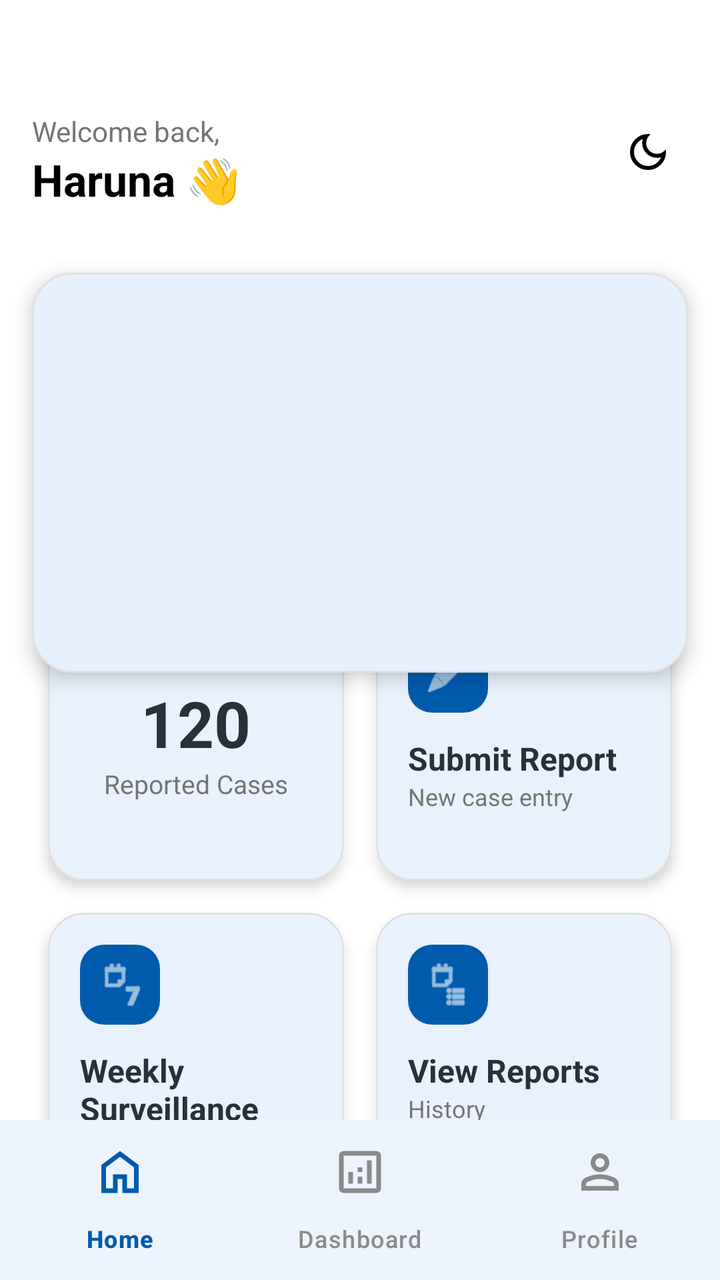
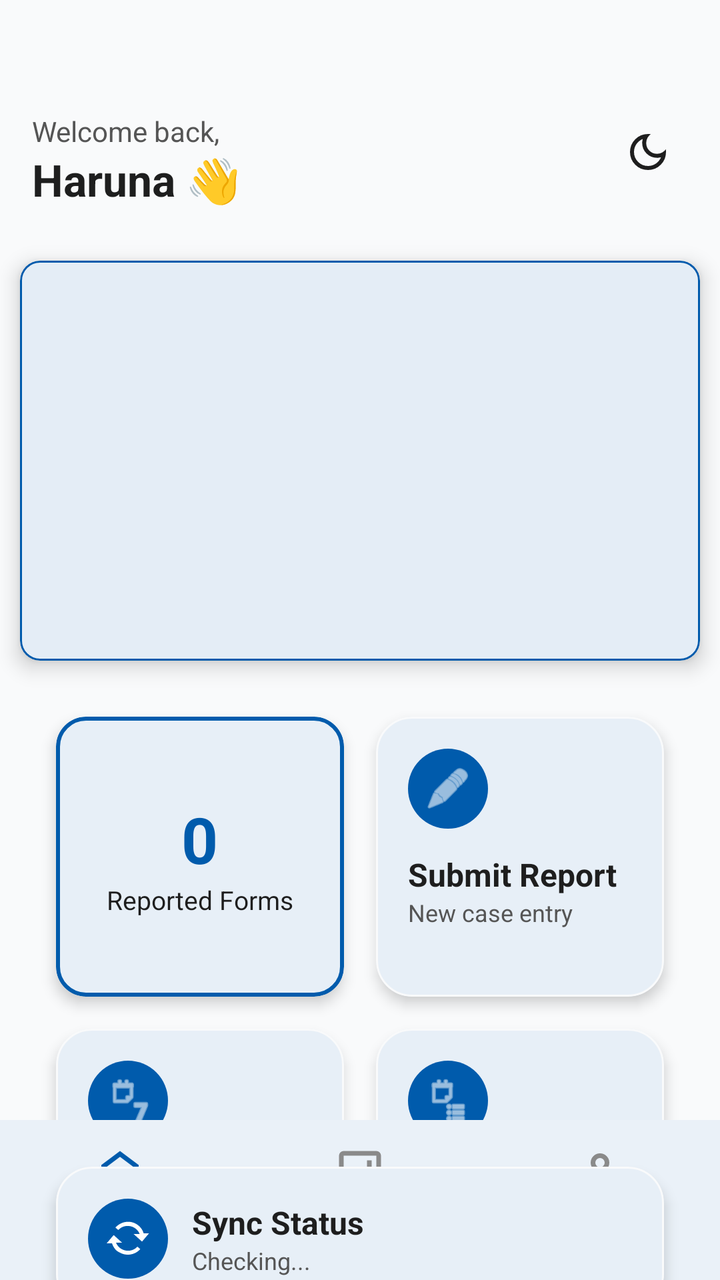

The first picture is an Android layout as it rendered before a commit; the second is the same layout after the commit. The layout source and the unified diff follow.
<!-- AndroidManifest.xml: application theme Theme.IDSR -->
<!-- res/layout/activity_main.xml -->
<?xml version="1.0" encoding="utf-8"?>
<androidx.constraintlayout.widget.ConstraintLayout
    xmlns:android="http://schemas.android.com/apk/res/android"
    xmlns:app="http://schemas.android.com/apk/res-auto"
    android:layout_width="match_parent"
    android:layout_height="match_parent"
    android:background="@android:color/white">


    <RelativeLayout
        android:id="@+id/topBar"
        android:layout_width="0dp"
        android:layout_height="wrap_content"
        android:padding="16dp"
        android:layout_marginTop="40dp"
        app:layout_constraintTop_toTopOf="parent"
        app:layout_constraintStart_toStartOf="parent"
        app:layout_constraintEnd_toEndOf="parent">

        <LinearLayout
            android:orientation="vertical"
            android:layout_width="wrap_content"
            android:layout_height="wrap_content">

            <TextView
                android:layout_width="wrap_content"
                android:layout_height="wrap_content"
                android:text="Welcome back,"
                android:textSize="14sp"
                android:textColor="#757575"/>

            <TextView
                android:id="@+id/tvWelcomeUser"
                android:layout_width="wrap_content"
                android:layout_height="wrap_content"
                android:text="Haruna 👋"
                android:textSize="22sp"
                android:textStyle="bold"
                android:textColor="@color/black"/>
        </LinearLayout>

        <ImageButton
            android:id="@+id/btnThemeToggle"
            android:layout_width="40dp"
            android:layout_height="40dp"
            android:layout_alignParentEnd="true"
            android:background="@android:color/transparent"
            android:src="@drawable/dark_mode_24px"
            android:contentDescription="Toggle Theme"
            app:tint="@android:color/black"/>
    </RelativeLayout>


    <com.google.android.material.card.MaterialCardView
        android:id="@+id/bannerCard"
        android:layout_width="0dp"
        android:layout_height="200dp"
        android:layout_margin="16dp"
        app:cardCornerRadius="20dp"
        app:cardElevation="6dp"
        app:cardBackgroundColor="@android:color/white"
        app:strokeWidth="1dp"
        app:strokeColor="#E0E0E0"
        app:layout_constraintTop_toBottomOf="@id/topBar"
        app:layout_constraintStart_toStartOf="parent"
        app:layout_constraintEnd_toEndOf="parent">

        <LinearLayout
            android:layout_width="match_parent"
            android:layout_height="match_parent"
            android:orientation="vertical">

            
            <androidx.viewpager2.widget.ViewPager2
                android:id="@+id/bannerPager"
                android:layout_width="match_parent"
                android:layout_height="0dp"
                android:layout_weight="1"/>

            
            <com.google.android.material.tabs.TabLayout
                android:id="@+id/bannerIndicator"
                android:layout_width="wrap_content"
                android:layout_height="wrap_content"
                android:layout_gravity="center"
                android:layout_marginBottom="8dp"
                app:tabIndicatorHeight="0dp"
                app:tabIndicatorColor="@android:color/transparent"
                app:tabRippleColor="@android:color/transparent"
                app:tabBackground="@drawable/banner_dot_selector"/>
        </LinearLayout>

    </com.google.android.material.card.MaterialCardView>

    <GridLayout
        android:id="@+id/gridMenu"
        android:layout_width="0dp"
        android:layout_height="wrap_content"
        android:columnCount="2"
        android:padding="16dp"
        app:layout_constraintTop_toBottomOf="@id/bannerCard"
        app:layout_constraintStart_toStartOf="parent"
        app:layout_constraintEnd_toEndOf="parent"
        app:layout_constraintBottom_toTopOf="@id/bottomNavigation">


        <com.google.android.material.card.MaterialCardView
            android:id="@+id/btnAlerts"
            android:layout_width="0dp"
            android:layout_height="140dp"
            android:layout_columnWeight="1"
            android:layout_margin="8dp"
            app:cardCornerRadius="18dp"
            app:cardBackgroundColor="@android:color/white"
            app:strokeWidth="1dp"
            app:strokeColor="#E0E0E0"
            app:cardElevation="4dp">

            <LinearLayout
                android:layout_width="match_parent"
                android:layout_height="match_parent"
                android:gravity="center"
                android:orientation="vertical"
                android:padding="16dp">

                <TextView
                    android:id="@+id/tvCasesNumber"
                    android:layout_width="wrap_content"
                    android:layout_height="wrap_content"
                    android:text="120"
                    android:textSize="32sp"
                    android:textStyle="bold"
                    android:textColor="#263238"/>

                <TextView
                    android:layout_width="wrap_content"
                    android:layout_height="wrap_content"
                    android:text="Reported Cases"
                    android:textSize="13sp"
                    android:textColor="#757575"/>
            </LinearLayout>
        </com.google.android.material.card.MaterialCardView>


        <com.google.android.material.card.MaterialCardView
            android:id="@+id/btnSubmitReport"
            android:layout_width="0dp"
            android:layout_height="140dp"
            android:layout_columnWeight="1"
            android:layout_margin="8dp"
            android:foreground="?attr/selectableItemBackground"
            app:cardCornerRadius="18dp"
            app:cardBackgroundColor="@android:color/white"
            app:strokeWidth="1dp"
            app:strokeColor="#E0E0E0"
            app:cardElevation="4dp">

            <LinearLayout
                android:layout_width="match_parent"
                android:layout_height="match_parent"
                android:orientation="vertical"
                android:padding="16dp">

                <ImageView
                    android:layout_width="40dp"
                    android:layout_height="40dp"
                    android:background="@drawable/icon_bg_blue"
                    android:padding="8dp"
                    android:src="@android:drawable/ic_menu_edit"
                    app:tint="@android:color/white"/>

                <TextView
                    android:layout_width="wrap_content"
                    android:layout_height="wrap_content"
                    android:layout_marginTop="12dp"
                    android:text="Submit Report"
                    android:textSize="16sp"
                    android:textStyle="bold"
                    android:textColor="#263238"/>

                <TextView
                    android:layout_width="wrap_content"
                    android:layout_height="wrap_content"
                    android:text="New case entry"
                    android:textSize="12sp"
                    android:textColor="#757575"/>
            </LinearLayout>
        </com.google.android.material.card.MaterialCardView>


        <com.google.android.material.card.MaterialCardView
            android:id="@+id/btnWeeklySurveillance"
            android:layout_width="0dp"
            android:layout_height="140dp"
            android:layout_columnWeight="1"
            android:layout_margin="8dp"
            android:foreground="?attr/selectableItemBackground"
            app:cardCornerRadius="18dp"
            app:cardBackgroundColor="@android:color/white"
            app:strokeWidth="1dp"
            app:strokeColor="#E0E0E0"
            app:cardElevation="4dp">

            <LinearLayout
                android:layout_width="match_parent"
                android:layout_height="match_parent"
                android:orientation="vertical"
                android:padding="16dp">

                <ImageView
                    android:layout_width="40dp"
                    android:layout_height="40dp"
                    android:background="@drawable/icon_bg_blue"
                    android:padding="8dp"
                    android:src="@android:drawable/ic_menu_week"
                    app:tint="@android:color/white"/>

                <TextView
                    android:layout_width="wrap_content"
                    android:layout_height="wrap_content"
                    android:layout_marginTop="12dp"
                    android:text="Weekly Surveillance"
                    android:textSize="16sp"
                    android:textStyle="bold"
                    android:textColor="#263238"/>

                <TextView
                    android:layout_width="wrap_content"
                    android:layout_height="wrap_content"
                    android:text="Routine monitoring"
                    android:textSize="12sp"
                    android:textColor="#757575"/>
            </LinearLayout>
        </com.google.android.material.card.MaterialCardView>


        <com.google.android.material.card.MaterialCardView
            android:id="@+id/btnViewReports"
            android:layout_width="0dp"
            android:layout_height="140dp"
            android:layout_columnWeight="1"
            android:layout_margin="8dp"
            android:foreground="?attr/selectableItemBackground"
            app:cardCornerRadius="18dp"
            app:cardBackgroundColor="@android:color/white"
            app:strokeWidth="1dp"
            app:strokeColor="#E0E0E0"
            app:cardElevation="4dp">

            <LinearLayout
                android:layout_width="match_parent"
                android:layout_height="match_parent"
                android:orientation="vertical"
                android:padding="16dp">

                <ImageView
                    android:layout_width="40dp"
                    android:layout_height="40dp"
                    android:background="@drawable/icon_bg_blue"
                    android:padding="8dp"
                    android:src="@android:drawable/ic_menu_agenda"
                    app:tint="@android:color/white"/>

                <TextView
                    android:layout_width="wrap_content"
                    android:layout_height="wrap_content"
                    android:layout_marginTop="12dp"
                    android:text="View Reports"
                    android:textSize="16sp"
                    android:textStyle="bold"
                    android:textColor="#263238"/>

                <TextView
                    android:layout_width="wrap_content"
                    android:layout_height="wrap_content"
                    android:text="History"
                    android:textSize="12sp"
                    android:textColor="#757575"/>
            </LinearLayout>
        </com.google.android.material.card.MaterialCardView>

    </GridLayout>

    <com.google.android.material.bottomnavigation.BottomNavigationView
        android:id="@+id/bottomNavigation"
        android:layout_width="0dp"
        android:layout_height="wrap_content"
        android:background="@android:color/white"

        android:elevation="6dp"

        app:menu="@menu/bottom_nav_menu"
        app:itemIconTint="@color/bottom_nav_icon_selector"
        app:itemTextColor="@color/bottom_nav_icon_selector"
        app:itemIconSize="28dp"
        app:labelVisibilityMode="labeled"

        app:layout_constraintBottom_toBottomOf="parent"
        app:layout_constraintStart_toStartOf="parent"
        app:layout_constraintEnd_toEndOf="parent"/>

</androidx.constraintlayout.widget.ConstraintLayout>
<!-- resources referenced by this layout -->
<resources>
  <!-- drawable banner_dot_selector (drawable) -->
  <?xml version="1.0" encoding="utf-8"?>
  <selector xmlns:android="http://schemas.android.com/apk/res/android">
      <item android:state_selected="true">
          <shape>
              <size android:width="8dp" android:height="8dp"/>
              <solid android:color="#263238"/>
              <corners android:radius="4dp"/>
          </shape>
      </item>
  
      <item>
          <shape>
              <size android:width="8dp" android:height="8dp"/>
              <solid android:color="#BDBDBD"/>
              <corners android:radius="4dp"/>
          </shape>
      </item>
  </selector>
  <!-- drawable dark_mode_24px (drawable) -->
  <vector xmlns:android="http://schemas.android.com/apk/res/android"
      android:width="24dp"
      android:height="24dp"
      android:viewportWidth="960"
      android:viewportHeight="960"
      android:tint="?attr/colorControlNormal">
    <path
        android:fillColor="@android:color/white"
        android:pathData="M480,840Q330,840 225,735Q120,630 120,480Q120,330 225,225Q330,120 480,120Q494,120 507.5,121Q521,122 534,124Q493,153 468.5,199.5Q444,246 444,300Q444,390 507,453Q570,516 660,516Q715,516 761,491.5Q807,467 836,426Q838,439 839,452.5Q840,466 840,480Q840,630 735,735Q630,840 480,840ZM480,760Q568,760 638,711.5Q708,663 740,585Q720,590 700,593Q680,596 660,596Q537,596 450.5,509.5Q364,423 364,300Q364,280 367,260Q370,240 375,220Q297,252 248.5,322Q200,392 200,480Q200,596 282,678Q364,760 480,760ZM470,490Q470,490 470,490Q470,490 470,490Q470,490 470,490Q470,490 470,490Q470,490 470,490Q470,490 470,490Q470,490 470,490Q470,490 470,490Q470,490 470,490Q470,490 470,490Q470,490 470,490Q470,490 470,490Z"/>
  </vector>
  <!-- drawable icon_bg_blue (drawable) -->
  <shape xmlns:android="http://schemas.android.com/apk/res/android">
      <solid android:color="@color/idsr_primary"/>
      <corners android:radius="12dp"/>
  </shape>
  <style name="Theme.IDSR" parent="Theme.Material3.DayNight.NoActionBar">
  
  
          <item name="colorPrimary">#1A73E8</item>
          <item name="colorOnPrimary">#FFFFFF</item>
          <item name="colorPrimaryContainer">#D2E3FC</item>
  
  
          <item name="android:colorBackground">#F5F7FA</item>
  
  
          <item name="colorSurface">#FFFFFF</item>
          <item name="colorSurfaceVariant">#F5F7FA</item>
  
  
          <item name="colorOnSurface">#1E1E1E</item>
  
  
          <item name="textInputStyle">
              @style/Widget.Material3.TextInputLayout.OutlinedBox
          </item>
  
  
          <item name="android:statusBarColor">@android:color/transparent</item>
          <item name="android:windowLightStatusBar">true</item>
  
      </style>
  <color name="idsr_primary">#005BAC</color>
</resources>

<!-- the commit's change to res/layout/activity_main.xml (unified diff, before → after) -->
@@ -4,7 +4,7 @@
     xmlns:app="http://schemas.android.com/apk/res-auto"
     android:layout_width="match_parent"
     android:layout_height="match_parent"
-    android:background="@android:color/white">
+    android:background="?attr/android:colorBackground">
 
 
     <RelativeLayout
@@ -27,7 +27,7 @@
                 android:layout_height="wrap_content"
                 android:text="Welcome back,"
                 android:textSize="14sp"
-                android:textColor="#757575"/>
+                android:textColor="@color/idsr_gray"/>
 
             <TextView
                 android:id="@+id/tvWelcomeUser"
@@ -36,18 +36,18 @@
                 android:text="Haruna 👋"
                 android:textSize="22sp"
                 android:textStyle="bold"
-                android:textColor="@color/black"/>
+                android:textColor="?attr/colorOnSurface"/>
         </LinearLayout>
 
-        <ImageButton
+        <androidx.appcompat.widget.AppCompatImageButton
             android:id="@+id/btnThemeToggle"
             android:layout_width="40dp"
             android:layout_height="40dp"
             android:layout_alignParentEnd="true"
-            android:background="@android:color/transparent"
+            android:background="?attr/selectableItemBackgroundBorderless"
             android:src="@drawable/dark_mode_24px"
             android:contentDescription="Toggle Theme"
-            app:tint="@android:color/black"/>
+            app:tint="?attr/colorOnSurface"/>
     </RelativeLayout>
 
 
@@ -55,12 +55,12 @@
         android:id="@+id/bannerCard"
         android:layout_width="0dp"
         android:layout_height="200dp"
-        android:layout_margin="16dp"
-        app:cardCornerRadius="20dp"
+        android:layout_margin="10dp"
+        app:cardCornerRadius="10dp"
         app:cardElevation="6dp"
-        app:cardBackgroundColor="@android:color/white"
+        app:cardBackgroundColor="?attr/colorSurface"
         app:strokeWidth="1dp"
-        app:strokeColor="#E0E0E0"
+        app:strokeColor="?attr/colorPrimary"
         app:layout_constraintTop_toBottomOf="@id/topBar"
         app:layout_constraintStart_toStartOf="parent"
         app:layout_constraintEnd_toEndOf="parent">
@@ -70,38 +70,43 @@
             android:layout_height="match_parent"
             android:orientation="vertical">
 
-            
             <androidx.viewpager2.widget.ViewPager2
                 android:id="@+id/bannerPager"
                 android:layout_width="match_parent"
                 android:layout_height="0dp"
                 android:layout_weight="1"/>
 
-            
             <com.google.android.material.tabs.TabLayout
                 android:id="@+id/bannerIndicator"
                 android:layout_width="wrap_content"
-                android:layout_height="wrap_content"
+                android:layout_height="4dp"
                 android:layout_gravity="center"
                 android:layout_marginBottom="8dp"
+                app:tabBackground="@drawable/banner_dot_selector"
                 app:tabIndicatorHeight="0dp"
                 app:tabIndicatorColor="@android:color/transparent"
                 app:tabRippleColor="@android:color/transparent"
-                app:tabBackground="@drawable/banner_dot_selector"/>
+                app:tabMaxWidth="0dp"
+                app:tabMinWidth="0dp"
+                app:tabGravity="center"
+                app:tabMode="fixed"
+                app:tabPaddingStart="3dp"
+                app:tabPaddingEnd="3dp"
+                app:tabPaddingTop="0dp"
+                app:tabPaddingBottom="0dp"/>
         </LinearLayout>
-
     </com.google.android.material.card.MaterialCardView>
+
 
     <GridLayout
         android:id="@+id/gridMenu"
         android:layout_width="0dp"
         android:layout_height="wrap_content"
         android:columnCount="2"
-        android:padding="16dp"
+        android:padding="20dp"
         app:layout_constraintTop_toBottomOf="@id/bannerCard"
         app:layout_constraintStart_toStartOf="parent"
-        app:layout_constraintEnd_toEndOf="parent"
-        app:layout_constraintBottom_toTopOf="@id/bottomNavigation">
+        app:layout_constraintEnd_toEndOf="parent">
 
 
         <com.google.android.material.card.MaterialCardView
@@ -110,10 +115,10 @@
             android:layout_height="140dp"
             android:layout_columnWeight="1"
             android:layout_margin="8dp"
-            app:cardCornerRadius="18dp"
-            app:cardBackgroundColor="@android:color/white"
-            app:strokeWidth="1dp"
-            app:strokeColor="#E0E0E0"
+            app:cardCornerRadius="15dp"
+            app:cardBackgroundColor="?attr/colorSurface"
+            app:strokeWidth="2dp"
+            app:strokeColor="?attr/colorPrimary"
             app:cardElevation="4dp">
 
             <LinearLayout
@@ -127,17 +132,17 @@
                     android:id="@+id/tvCasesNumber"
                     android:layout_width="wrap_content"
                     android:layout_height="wrap_content"
-                    android:text="120"
+                    android:text="0"
                     android:textSize="32sp"
                     android:textStyle="bold"
-                    android:textColor="#263238"/>
-
-                <TextView
-                    android:layout_width="wrap_content"
-                    android:layout_height="wrap_content"
-                    android:text="Reported Cases"
+                    android:textColor="?attr/colorPrimary"/>
+
+                <TextView
+                    android:layout_width="wrap_content"
+                    android:layout_height="wrap_content"
+                    android:text="Reported Forms"
                     android:textSize="13sp"
-                    android:textColor="#757575"/>
+                    android:textColor="?attr/colorOnSurface"/>
             </LinearLayout>
         </com.google.android.material.card.MaterialCardView>
 
@@ -150,9 +155,9 @@
             android:layout_margin="8dp"
             android:foreground="?attr/selectableItemBackground"
             app:cardCornerRadius="18dp"
-            app:cardBackgroundColor="@android:color/white"
+            app:cardBackgroundColor="?attr/colorSurface"
             app:strokeWidth="1dp"
-            app:strokeColor="#E0E0E0"
+            app:strokeColor="?attr/colorSurfaceVariant"
             app:cardElevation="4dp">
 
             <LinearLayout
@@ -167,7 +172,8 @@
                     android:background="@drawable/icon_bg_blue"
                     android:padding="8dp"
                     android:src="@android:drawable/ic_menu_edit"
-                    app:tint="@android:color/white"/>
+                    android:contentDescription="Submit report"
+                    app:tint="?attr/colorOnPrimary"/>
 
                 <TextView
                     android:layout_width="wrap_content"
@@ -176,14 +182,14 @@
                     android:text="Submit Report"
                     android:textSize="16sp"
                     android:textStyle="bold"
-                    android:textColor="#263238"/>
+                    android:textColor="?attr/colorOnSurface"/>
 
                 <TextView
                     android:layout_width="wrap_content"
                     android:layout_height="wrap_content"
                     android:text="New case entry"
                     android:textSize="12sp"
-                    android:textColor="#757575"/>
+                    android:textColor="@color/idsr_gray"/>
             </LinearLayout>
         </com.google.android.material.card.MaterialCardView>
 
@@ -196,9 +202,9 @@
             android:layout_margin="8dp"
             android:foreground="?attr/selectableItemBackground"
             app:cardCornerRadius="18dp"
-            app:cardBackgroundColor="@android:color/white"
+            app:cardBackgroundColor="?attr/colorSurface"
             app:strokeWidth="1dp"
-            app:strokeColor="#E0E0E0"
+            app:strokeColor="?attr/colorSurfaceVariant"
             app:cardElevation="4dp">
 
             <LinearLayout
@@ -213,7 +219,8 @@
                     android:background="@drawable/icon_bg_blue"
                     android:padding="8dp"
                     android:src="@android:drawable/ic_menu_week"
-                    app:tint="@android:color/white"/>
+                    android:contentDescription="Weekly surveillance"
+                    app:tint="?attr/colorOnPrimary"/>
 
                 <TextView
                     android:layout_width="wrap_content"
@@ -222,14 +229,14 @@
                     android:text="Weekly Surveillance"
                     android:textSize="16sp"
                     android:textStyle="bold"
-                    android:textColor="#263238"/>
+                    android:textColor="?attr/colorOnSurface"/>
 
                 <TextView
                     android:layout_width="wrap_content"
                     android:layout_height="wrap_content"
                     android:text="Routine monitoring"
                     android:textSize="12sp"
-                    android:textColor="#757575"/>
+                    android:textColor="@color/idsr_gray"/>
             </LinearLayout>
         </com.google.android.material.card.MaterialCardView>
 
@@ -242,9 +249,9 @@
             android:layout_margin="8dp"
             android:foreground="?attr/selectableItemBackground"
             app:cardCornerRadius="18dp"
-            app:cardBackgroundColor="@android:color/white"
+            app:cardBackgroundColor="?attr/colorSurface"
             app:strokeWidth="1dp"
-            app:strokeColor="#E0E0E0"
+            app:strokeColor="?attr/colorSurfaceVariant"
             app:cardElevation="4dp">
 
             <LinearLayout
@@ -259,7 +266,8 @@
                     android:background="@drawable/icon_bg_blue"
                     android:padding="8dp"
                     android:src="@android:drawable/ic_menu_agenda"
-                    app:tint="@android:color/white"/>
+                    android:contentDescription="View reports"
+                    app:tint="?attr/colorOnPrimary"/>
 
                 <TextView
                     android:layout_width="wrap_content"
@@ -268,33 +276,105 @@
                     android:text="View Reports"
                     android:textSize="16sp"
                     android:textStyle="bold"
-                    android:textColor="#263238"/>
+                    android:textColor="?attr/colorOnSurface"/>
 
                 <TextView
                     android:layout_width="wrap_content"
                     android:layout_height="wrap_content"
                     android:text="History"
                     android:textSize="12sp"
-                    android:textColor="#757575"/>
+                    android:textColor="@color/idsr_gray"/>
             </LinearLayout>
         </com.google.android.material.card.MaterialCardView>
 
     </GridLayout>
+
+    <com.google.android.material.card.MaterialCardView
+        android:id="@+id/cardSyncStatus"
+        android:layout_width="0dp"
+        android:layout_height="wrap_content"
+        android:layout_marginHorizontal="28dp"
+        android:layout_marginTop="4dp"
+        android:layout_marginBottom="8dp"
+        android:foreground="?attr/selectableItemBackground"
+        app:cardCornerRadius="18dp"
+        app:cardBackgroundColor="?attr/colorSurface"
+        app:strokeWidth="1dp"
+        app:strokeColor="?attr/colorSurfaceVariant"
+        app:cardElevation="4dp"
+        app:layout_constraintTop_toBottomOf="@id/gridMenu"
+        app:layout_constraintStart_toStartOf="parent"
+        app:layout_constraintEnd_toEndOf="parent"
+        app:layout_constraintBottom_toTopOf="@id/bottomNavigation">
+
+        <LinearLayout
+            android:layout_width="match_parent"
+            android:layout_height="wrap_content"
+            android:orientation="horizontal"
+            android:padding="16dp"
+            android:gravity="center_vertical">
+
+            <ImageView
+                android:layout_width="40dp"
+                android:layout_height="40dp"
+                android:background="@drawable/icon_bg_blue"
+                android:padding="8dp"
+                android:src="@android:drawable/stat_notify_sync"
+                android:contentDescription="Sync status"
+                app:tint="?attr/colorOnPrimary"/>
+
+            <LinearLayout
+                android:layout_width="0dp"
+                android:layout_height="wrap_content"
+                android:layout_weight="1"
+                android:orientation="vertical"
+                android:layout_marginStart="12dp">
+
+                <TextView
+                    android:layout_width="wrap_content"
+                    android:layout_height="wrap_content"
+                    android:text="Sync Status"
+                    android:textSize="16sp"
+                    android:textStyle="bold"
+                    android:textColor="?attr/colorOnSurface"/>
+
+                <TextView
+                    android:id="@+id/tvSyncStatusLabel"
+                    android:layout_width="wrap_content"
+                    android:layout_height="wrap_content"
+                    android:text="Checking..."
+                    android:textSize="12sp"
+                    android:textColor="@color/idsr_gray"/>
+
+            </LinearLayout>
+
+            <TextView
+                android:id="@+id/tvSyncBadge"
+                android:layout_width="wrap_content"
+                android:layout_height="wrap_content"
+                android:paddingHorizontal="10dp"
+                android:paddingVertical="4dp"
+                android:textSize="12sp"
+                android:textStyle="bold"
+                android:textColor="@color/idsr_on_primary"
+                android:background="@drawable/badge_bg"
+                android:visibility="gone"/>
+
+        </LinearLayout>
+    </com.google.android.material.card.MaterialCardView>
+
 
     <com.google.android.material.bottomnavigation.BottomNavigationView
         android:id="@+id/bottomNavigation"
         android:layout_width="0dp"
         android:layout_height="wrap_content"
-        android:background="@android:color/white"
-
+        android:background="?attr/colorSurface"
         android:elevation="6dp"
-
         app:menu="@menu/bottom_nav_menu"
         app:itemIconTint="@color/bottom_nav_icon_selector"
         app:itemTextColor="@color/bottom_nav_icon_selector"
         app:itemIconSize="28dp"
         app:labelVisibilityMode="labeled"
-
         app:layout_constraintBottom_toBottomOf="parent"
         app:layout_constraintStart_toStartOf="parent"
         app:layout_constraintEnd_toEndOf="parent"/>
<!-- resource entries referenced after the edit -->
@@ -1,23 +1,34 @@
 <!-- resources referenced by this layout -->
 <resources>
+  <color name="idsr_gray">#555555</color>
+  <color name="idsr_on_primary">#FFFFFF</color>
+  <!-- drawable badge_bg (drawable) -->
+  <?xml version="1.0" encoding="utf-8"?>
+  <shape xmlns:android="http://schemas.android.com/apk/res/android"
+      android:shape="rectangle">
+      <corners android:radius="12dp"/>
+      <solid android:color="@color/idsr_secondary"/>
+  </shape>
   <!-- drawable banner_dot_selector (drawable) -->
   <?xml version="1.0" encoding="utf-8"?>
   <selector xmlns:android="http://schemas.android.com/apk/res/android">
+  
       <item android:state_selected="true">
-          <shape>
-              <size android:width="8dp" android:height="8dp"/>
-              <solid android:color="#263238"/>
-              <corners android:radius="4dp"/>
+          <shape android:shape="rectangle">
+              <size android:width="16dp" android:height="4dp"/>
+              <solid android:color="?attr/colorPrimary"/>
+              <corners android:radius="2dp"/>
           </shape>
       </item>
   
       <item>
-          <shape>
-              <size android:width="8dp" android:height="8dp"/>
-              <solid android:color="#BDBDBD"/>
-              <corners android:radius="4dp"/>
+          <shape android:shape="rectangle">
+              <size android:width="6dp" android:height="4dp"/>
+              <solid android:color="@color/idsr_gray"/>
+              <corners android:radius="2dp"/>
           </shape>
       </item>
+  
   </selector>
   <!-- drawable dark_mode_24px (drawable) -->
   <vector xmlns:android="http://schemas.android.com/apk/res/android"
@@ -31,37 +42,44 @@
         android:pathData="M480,840Q330,840 225,735Q120,630 120,480Q120,330 225,225Q330,120 480,120Q494,120 507.5,121Q521,122 534,124Q493,153 468.5,199.5Q444,246 444,300Q444,390 507,453Q570,516 660,516Q715,516 761,491.5Q807,467 836,426Q838,439 839,452.5Q840,466 840,480Q840,630 735,735Q630,840 480,840ZM480,760Q568,760 638,711.5Q708,663 740,585Q720,590 700,593Q680,596 660,596Q537,596 450.5,509.5Q364,423 364,300Q364,280 367,260Q370,240 375,220Q297,252 248.5,322Q200,392 200,480Q200,596 282,678Q364,760 480,760ZM470,490Q470,490 470,490Q470,490 470,490Q470,490 470,490Q470,490 470,490Q470,490 470,490Q470,490 470,490Q470,490 470,490Q470,490 470,490Q470,490 470,490Q470,490 470,490Q470,490 470,490Q470,490 470,490Z"/>
   </vector>
   <!-- drawable icon_bg_blue (drawable) -->
-  <shape xmlns:android="http://schemas.android.com/apk/res/android">
-      <solid android:color="@color/idsr_primary"/>
-      <corners android:radius="12dp"/>
+  <?xml version="1.0" encoding="utf-8"?>
+  <shape xmlns:android="http://schemas.android.com/apk/res/android"
+      android:shape="oval">
+      <solid android:color="?attr/colorPrimary"/>
   </shape>
   <style name="Theme.IDSR" parent="Theme.Material3.DayNight.NoActionBar">
   
   
-          <item name="colorPrimary">#1A73E8</item>
-          <item name="colorOnPrimary">#FFFFFF</item>
+          <item name="colorPrimary">@color/idsr_primary</item>
+          <item name="colorOnPrimary">@color/idsr_on_primary</item>
           <item name="colorPrimaryContainer">#D2E3FC</item>
   
   
-          <item name="android:colorBackground">#F5F7FA</item>
+          <item name="android:colorBackground">@color/idsr_background</item>
   
   
-          <item name="colorSurface">#FFFFFF</item>
-          <item name="colorSurfaceVariant">#F5F7FA</item>
+          <item name="colorSurface">@color/idsr_surface</item>
+          <item name="colorSurfaceVariant">@color/idsr_background</item>
   
   
-          <item name="colorOnSurface">#1E1E1E</item>
+          <item name="colorOnSurface">@color/idsr_on_surface</item>
+  
+          <item name="android:textColor">@color/idsr_on_surface</item>
+          <item name="android:textColorPrimary">@color/idsr_on_surface</item>
+          <item name="android:textColorSecondary">@color/idsr_gray</item>
   
   
-          <item name="textInputStyle">
-              @style/Widget.Material3.TextInputLayout.OutlinedBox
-          </item>
+          <item name="textInputStyle">@style/Widget.Material3.TextInputLayout.OutlinedBox</item>
   
   
           <item name="android:statusBarColor">@android:color/transparent</item>
           <item name="android:windowLightStatusBar">true</item>
   
       </style>
+  <color name="idsr_secondary">#00A3E0</color>
   <color name="idsr_primary">#005BAC</color>
+  <color name="idsr_background">#F9FAFB</color>
+  <color name="idsr_surface">#FFFFFF</color>
+  <color name="idsr_on_surface">#1E1E1E</color>
 </resources>
 
